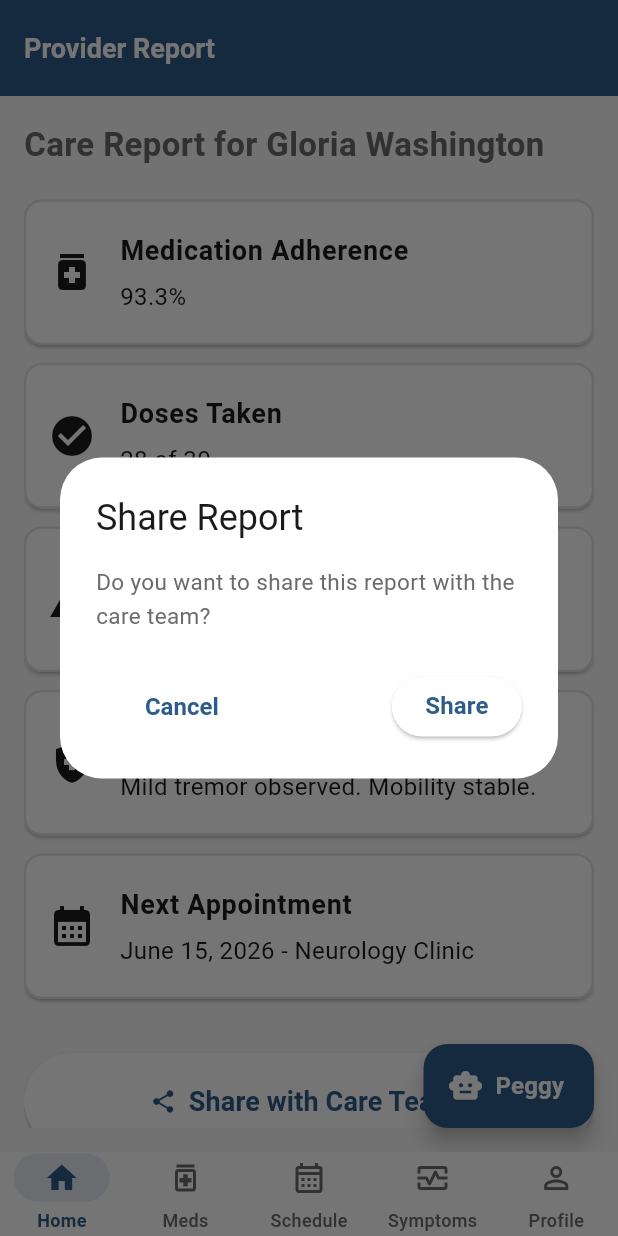
After one commit to YoMT/SWEN-661-Team4, a Flutter app: the ProviderReportScreen screen opened by its route, after a tap on "Share with Care Team", on a phone screen of 412 x 824 dp. The commit adds this screen. Run offline on Flutter 3.47's test engine with Material 3 defaults, Android fonts, the phone set to English and light mode, and no system bars; our stand-ins replace go_router; accounts and stored records are empty.

Commit message:
Add provider report screen and Peggy AI support

```diff
--- a/apps/flutter-app/lib/core/router/app_router.dart
+++ b/apps/flutter-app/lib/core/router/app_router.dart
@@ -1,20 +1,28 @@
 import 'package:go_router/go_router.dart';
+
 import '../../features/landing/screens/landing_screen.dart';
 import '../../features/auth/screens/login_screen.dart';
 import '../../features/auth/screens/signup_screen.dart';
 import '../../features/dashboard/screens/dashboard_screen.dart';
+
 import '../../features/medication/screens/medication_list_screen.dart';
 import '../../features/medication/screens/medication_form_screen.dart';
+
 import '../../features/appointments/screens/appointment_screen.dart';
 import '../../features/appointments/screens/new_appointment_screen.dart';
 import '../../features/appointments/screens/video_visit_screen.dart';
 import '../../features/appointments/screens/reschedule_screen.dart';
+
 import '../../features/symptoms/screens/symptom_log_screen.dart';
 import '../../features/accessibility/screens/accessibility_screen.dart';
 import '../../features/emergency/screens/emergency_contact_screen.dart';
+
 import '../../features/caretaker/screens/caretaker_notes_screen.dart';
+import '../../features/caretaker/screens/provider_report_screen.dart';
+
 import '../../features/profile/screens/profile_screen.dart';
 import '../../features/profile/screens/edit_profile_screen.dart';
+
 import '../../shared/widgets/main_scaffold.dart';
 
 class AppRouter {
@@ -22,29 +30,84 @@ class AppRouter {
     initialLocation: '/',
     routes: [
       GoRoute(path: '/', builder: (ctx, state) => const LandingScreen()),
+
       GoRoute(path: '/login', builder: (ctx, state) => const LoginScreen()),
+
       GoRoute(path: '/signup', builder: (ctx, state) => const SignupScreen()),
+
       ShellRoute(
         builder: (ctx, state, child) => MainScaffold(child: child),
         routes: [
-          GoRoute(path: '/dashboard', builder: (ctx, state) => const DashboardScreen()),
-          GoRoute(path: '/medications', builder: (ctx, state) => const MedicationListScreen()),
-          GoRoute(path: '/medications/new', builder: (ctx, state) => const MedicationFormScreen()),
+          GoRoute(
+            path: '/dashboard',
+            builder: (ctx, state) => const DashboardScreen(),
+          ),
+
+          GoRoute(
+            path: '/medications',
+            builder: (ctx, state) => const MedicationListScreen(),
+          ),
+
+          GoRoute(
+            path: '/medications/new',
+            builder: (ctx, state) => const MedicationFormScreen(),
+          ),
+
           GoRoute(
             path: '/appointments',
             builder: (ctx, state) => const AppointmentScreen(),
             routes: [
-              GoRoute(path: 'new', builder: (ctx, state) => const NewAppointmentScreen()),
-              GoRoute(path: 'video', builder: (ctx, state) => const VideoVisitScreen()),
-              GoRoute(path: 'reschedule', builder: (ctx, state) => const RescheduleScreen()),
+              GoRoute(
+                path: 'new',
+                builder: (ctx, state) => const NewAppointmentScreen(),
+              ),
+              GoRoute(
+                path: 'video',
+                builder: (ctx, state) => const VideoVisitScreen(),
+              ),
+              GoRoute(
+                path: 'reschedule',
+                builder: (ctx, state) => const RescheduleScreen(),
+              ),
             ],
           ),
-          GoRoute(path: '/symptoms', builder: (ctx, state) => const SymptomLogScreen()),
-          GoRoute(path: '/accessibility', builder: (ctx, state) => const AccessibilityScreen()),
-          GoRoute(path: '/emergency', builder: (ctx, state) => const EmergencyContactScreen()),
-          GoRoute(path: '/report', builder: (ctx, state) => const CaretakerNotesScreen()),
-          GoRoute(path: '/profile', builder: (ctx, state) => const ProfileScreen()),
-          GoRoute(path: '/profile/edit', builder: (ctx, state) => const EditProfileScreen()),
+
+          GoRoute(
+            path: '/symptoms',
+            builder: (ctx, state) => const SymptomLogScreen(),
+          ),
+
+          GoRoute(
+            path: '/accessibility',
+            builder: (ctx, state) => const AccessibilityScreen(),
+          ),
+
+          GoRoute(
+            path: '/emergency',
+            builder: (ctx, state) => const EmergencyContactScreen(),
+          ),
+
+          // NEW PROVIDER REPORT SCREEN
+          GoRoute(
+            path: '/report',
+            builder: (ctx, state) => const ProviderReportScreen(),
+          ),
+
+          // KEEP EXISTING CARETAKER NOTES SCREEN
+          GoRoute(
+            path: '/caretaker-notes',
+            builder: (ctx, state) => const CaretakerNotesScreen(),
+          ),
+
+          GoRoute(
+            path: '/profile',
+            builder: (ctx, state) => const ProfileScreen(),
+          ),
+
+          GoRoute(
+            path: '/profile/edit',
+            builder: (ctx, state) => const EditProfileScreen(),
+          ),
         ],
       ),
     ],
--- /dev/null
+++ b/apps/flutter-app/lib/features/caretaker/models/care_report_model.dart
@@ -0,0 +1,22 @@
+class CareReport {
+  final String patientName;
+  final int totalDoses;
+  final int takenDoses;
+  final int missedDoses;
+  final String symptomSummary;
+  final String nextAppointment;
+
+  CareReport({
+    required this.patientName,
+    required this.totalDoses,
+    required this.takenDoses,
+    required this.missedDoses,
+    required this.symptomSummary,
+    required this.nextAppointment,
+  });
+
+  double get adherenceRate {
+    if (totalDoses == 0) return 0;
+    return (takenDoses / totalDoses) * 100;
+  }
+}
--- /dev/null
+++ b/apps/flutter-app/lib/features/caretaker/screens/provider_report_screen.dart
@@ -0,0 +1,156 @@
+import 'package:flutter/material.dart';
+import '../models/care_report_model.dart';
+
+class ProviderReportScreen extends StatelessWidget {
+  const ProviderReportScreen({super.key});
+
+  @override
+  Widget build(BuildContext context) {
+    final report = CareReport(
+      patientName: 'Gloria Washington',
+      totalDoses: 30,
+      takenDoses: 28,
+      missedDoses: 2,
+      symptomSummary: 'Mild tremor observed. Mobility stable.',
+      nextAppointment: 'June 15, 2026 - Neurology Clinic',
+    );
+
+    return Scaffold(
+      appBar: AppBar(title: const Text('Provider Report')),
+      floatingActionButton: FloatingActionButton.extended(
+        onPressed: () {
+          showDialog(
+            context: context,
+            builder: (context) => const AlertDialog(
+              title: Text('Peggy AI Assistant'),
+              content: Text(
+                'Hi, I am Peggy. This report shows medication adherence, missed doses, symptom summary, and upcoming appointments. You can share it with the care team after confirming.',
+              ),
+            ),
+          );
+        },
+        icon: const Icon(Icons.smart_toy),
+        label: const Text('Peggy'),
+      ),
+      body: Padding(
+        padding: const EdgeInsets.all(16),
+        child: ListView(
+          children: [
+            Text(
+              'Care Report for ${report.patientName}',
+              style: const TextStyle(fontSize: 22, fontWeight: FontWeight.bold),
+            ),
+
+            const SizedBox(height: 20),
+
+            _ReportCard(
+              title: 'Medication Adherence',
+              value: '${report.adherenceRate.toStringAsFixed(1)}%',
+              icon: Icons.medication,
+            ),
+
+            _ReportCard(
+              title: 'Doses Taken',
+              value: '${report.takenDoses} of ${report.totalDoses}',
+              icon: Icons.check_circle,
+            ),
+
+            _ReportCard(
+              title: 'Missed Doses',
+              value: '${report.missedDoses}',
+              icon: Icons.warning,
+            ),
+
+            _ReportCard(
+              title: 'Symptom Summary',
+              value: report.symptomSummary,
+              icon: Icons.health_and_safety,
+            ),
+
+            _ReportCard(
+              title: 'Next Appointment',
+              value: report.nextAppointment,
+              icon: Icons.calendar_month,
+            ),
+
+            const SizedBox(height: 24),
+
+            SizedBox(
+              height: 64,
+              child: ElevatedButton.icon(
+                onPressed: () => _showShareConfirmation(context),
+                icon: const Icon(Icons.share),
+                label: const Text(
+                  'Share with Care Team',
+                  style: TextStyle(fontSize: 18),
+                ),
+              ),
+            ),
+          ],
+        ),
+      ),
+    );
+  }
+
+  static void _showShareConfirmation(BuildContext context) {
+    showDialog(
+      context: context,
+      builder: (context) => AlertDialog(
+        title: const Text('Share Report'),
+        content: const Text(
+          'Do you want to share this report with the care team?',
+        ),
+        actions: [
+          TextButton(
+            onPressed: () => Navigator.pop(context),
+            child: const Text('Cancel'),
+          ),
+          const SizedBox(width: 80),
+          ElevatedButton(
+            onPressed: () {
+              Navigator.pop(context);
+              ScaffoldMessenger.of(context).showSnackBar(
+                const SnackBar(
+                  content: Text('Report shared with care team.'),
+                  duration: Duration(seconds: 30),
+                ),
+              );
+            },
+            child: const Text('Share'),
+          ),
+        ],
+      ),
+    );
+  }
+}
+
+class _ReportCard extends StatelessWidget {
+  final String title;
+  final String value;
+  final IconData icon;
+
+  const _ReportCard({
+    required this.title,
+    required this.value,
+    required this.icon,
+  });
+
+  @override
+  Widget build(BuildContext context) {
+    return Card(
+      margin: const EdgeInsets.only(bottom: 12),
+      child: ListTile(
+        minVerticalPadding: 20,
+        leading: Icon(icon, size: 32),
+        title: Text(
+          title,
+          style: const TextStyle(fontSize: 18, fontWeight: FontWeight.w600),
+        ),
+        subtitle: Padding(
+          padding: const EdgeInsets.only(top: 6),
+          child: Text(value, style: const TextStyle(fontSize: 16)),
+        ),
+      ),
+    );
+  }
+}
```
